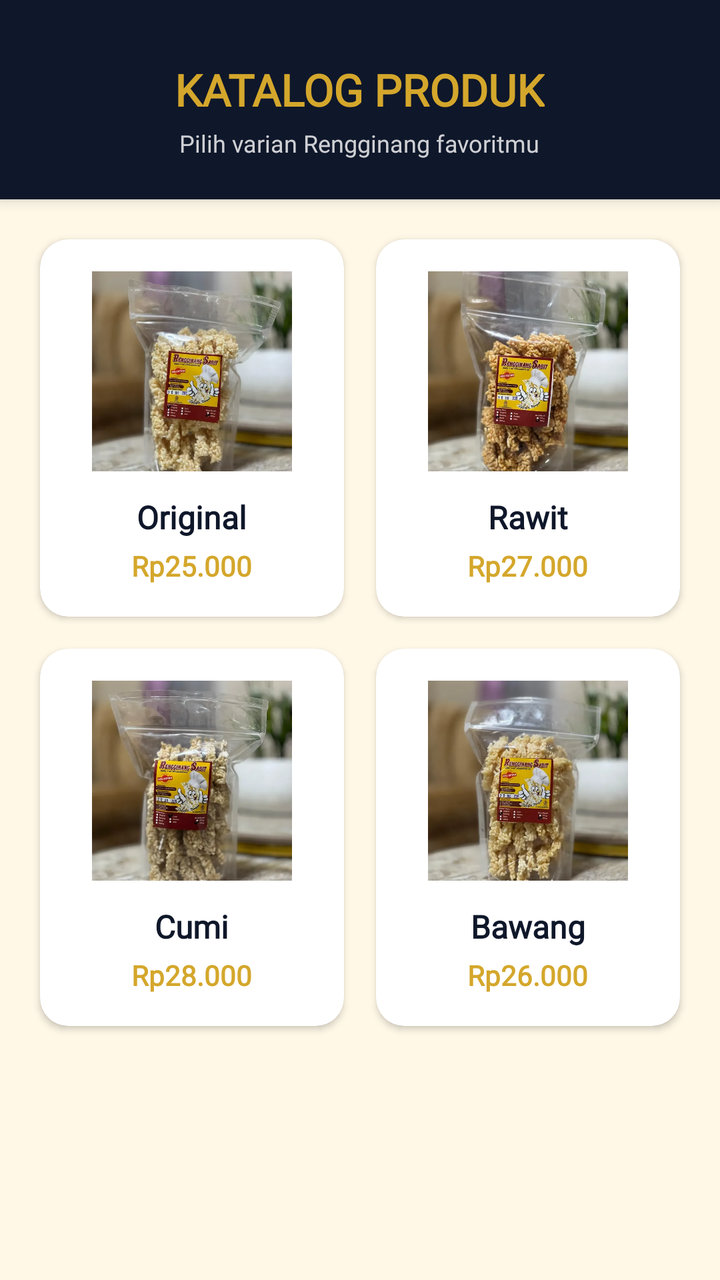
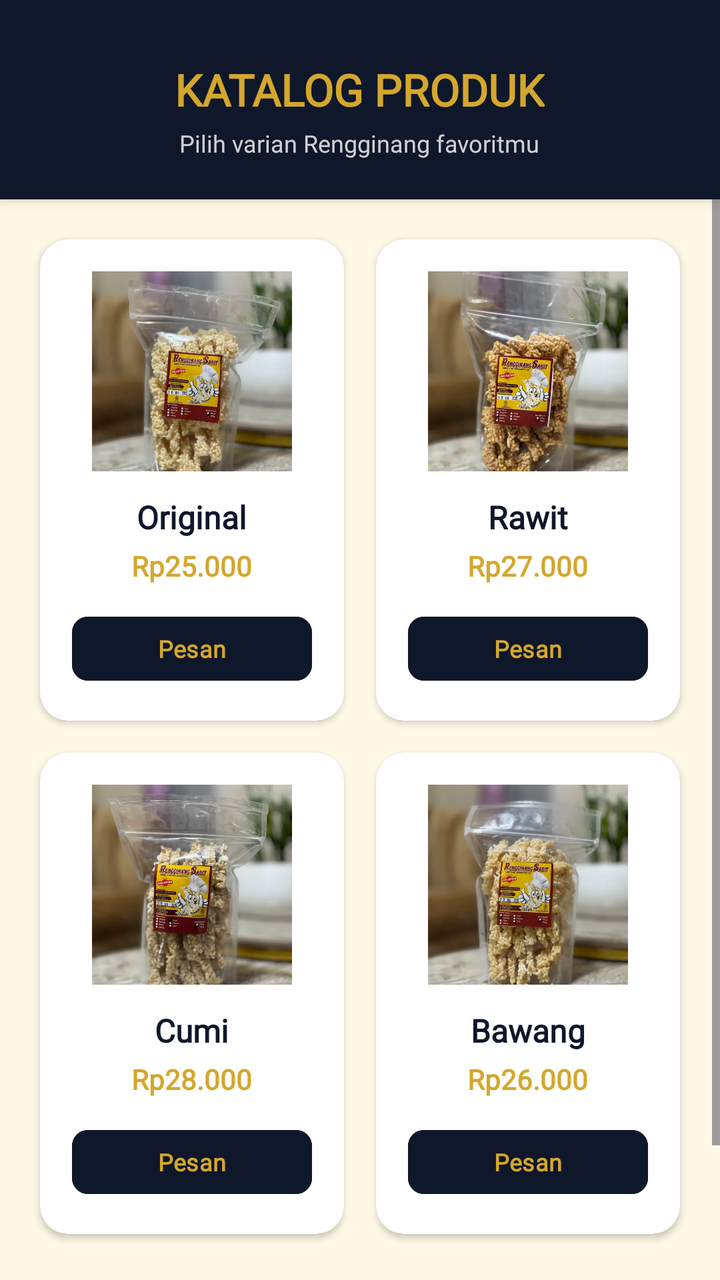

Before-and-after screenshots of an Android layout around one commit, followed by the original layout XML and the change that was made.
<!-- AndroidManifest.xml: application theme Theme.RRFLAYS -->
<!-- res/layout/fragment_katalog.xml -->
<?xml version="1.0" encoding="utf-8"?>
<LinearLayout xmlns:android="http://schemas.android.com/apk/res/android"
    xmlns:app="http://schemas.android.com/apk/res-auto"
    xmlns:tools="http://schemas.android.com/tools"
    android:layout_width="match_parent"
    android:layout_height="match_parent"
    android:background="@color/sabit_cream"
    android:orientation="vertical"
    tools:context=".KatalogFragment">

    
    <LinearLayout
        android:layout_width="match_parent"
        android:layout_height="wrap_content"
        android:background="@color/sabit_navy"
        android:gravity="center"
        android:orientation="vertical"
        android:paddingTop="30dp"
        android:paddingBottom="20dp"
        android:elevation="4dp">

        <TextView
            android:layout_width="wrap_content"
            android:layout_height="wrap_content"
            android:fontFamily="@font/archivoblack"
            android:text="KATALOG PRODUK"
            android:textColor="@color/sabit_gold"
            android:textSize="22sp"
            android:textStyle="bold" />

        <TextView
            android:layout_width="wrap_content"
            android:layout_height="wrap_content"
            android:layout_marginTop="4dp"
            android:fontFamily="@font/inter"
            android:text="Pilih varian Rengginang favoritmu"
            android:textColor="@color/white"
            android:alpha="0.8"
            android:textSize="12sp" />
    </LinearLayout>

    
    <ScrollView
        android:layout_width="match_parent"
        android:layout_height="match_parent"
        android:fillViewport="true">

        <LinearLayout
            android:layout_width="match_parent"
            android:layout_height="wrap_content"
            android:orientation="vertical"
            android:padding="12dp">

            
            <LinearLayout
                android:layout_width="match_parent"
                android:layout_height="wrap_content"
                android:orientation="horizontal"
                android:baselineAligned="false">

                
                <androidx.cardview.widget.CardView
                    android:layout_width="0dp"
                    android:layout_height="wrap_content"
                    android:layout_weight="1"
                    android:layout_margin="8dp"
                    app:cardBackgroundColor="@color/white"
                    app:cardCornerRadius="14dp"
                    app:cardElevation="2dp">

                    <LinearLayout
                        android:layout_width="match_parent"
                        android:layout_height="wrap_content"
                        android:gravity="center"
                        android:orientation="vertical"
                        android:padding="16dp">

                        <ImageView
                            android:layout_width="100dp"
                            android:layout_height="100dp"
                            android:scaleType="centerCrop"
                            android:contentDescription="Original"
                            android:src="@drawable/original" />

                        <TextView
                            android:layout_width="wrap_content"
                            android:layout_height="wrap_content"
                            android:layout_marginTop="12dp"
                            android:fontFamily="@font/archivo"
                            android:text="Original"
                            android:textColor="@color/sabit_navy"
                            android:textSize="16sp"
                            android:textStyle="bold" />

                        <TextView
                            android:layout_width="wrap_content"
                            android:layout_height="wrap_content"
                            android:layout_marginTop="4dp"
                            android:fontFamily="@font/inter"
                            android:text="Rp25.000"
                            android:textColor="@color/sabit_gold"
                            android:textSize="14sp"
                            android:textStyle="bold" />
                    </LinearLayout>
                </androidx.cardview.widget.CardView>

                
                <androidx.cardview.widget.CardView
                    android:layout_width="0dp"
                    android:layout_height="wrap_content"
                    android:layout_weight="1"
                    android:layout_margin="8dp"
                    app:cardBackgroundColor="@color/white"
                    app:cardCornerRadius="14dp"
                    app:cardElevation="2dp">

                    <LinearLayout
                        android:layout_width="match_parent"
                        android:layout_height="wrap_content"
                        android:gravity="center"
                        android:orientation="vertical"
                        android:padding="16dp">

                        <ImageView
                            android:layout_width="100dp"
                            android:layout_height="100dp"
                            android:scaleType="centerCrop"
                            android:contentDescription="Rawit"
                            android:src="@drawable/rawit" />

                        <TextView
                            android:layout_width="wrap_content"
                            android:layout_height="wrap_content"
                            android:layout_marginTop="12dp"
                            android:fontFamily="@font/archivo"
                            android:text="Rawit"
                            android:textColor="@color/sabit_navy"
                            android:textSize="16sp"
                            android:textStyle="bold" />

                        <TextView
                            android:layout_width="wrap_content"
                            android:layout_height="wrap_content"
                            android:layout_marginTop="4dp"
                            android:fontFamily="@font/inter"
                            android:text="Rp27.000"
                            android:textColor="@color/sabit_gold"
                            android:textSize="14sp"
                            android:textStyle="bold" />
                    </LinearLayout>
                </androidx.cardview.widget.CardView>
            </LinearLayout>

            
            <LinearLayout
                android:layout_width="match_parent"
                android:layout_height="wrap_content"
                android:orientation="horizontal"
                android:baselineAligned="false">

                
                <androidx.cardview.widget.CardView
                    android:layout_width="0dp"
                    android:layout_height="wrap_content"
                    android:layout_weight="1"
                    android:layout_margin="8dp"
                    app:cardBackgroundColor="@color/white"
                    app:cardCornerRadius="14dp"
                    app:cardElevation="2dp">

                    <LinearLayout
                        android:layout_width="match_parent"
                        android:layout_height="wrap_content"
                        android:gravity="center"
                        android:orientation="vertical"
                        android:padding="16dp">

                        <ImageView
                            android:layout_width="100dp"
                            android:layout_height="100dp"
                            android:scaleType="centerCrop"
                            android:contentDescription="Cumi"
                            android:src="@drawable/cumi" />

                        <TextView
                            android:layout_width="wrap_content"
                            android:layout_height="wrap_content"
                            android:layout_marginTop="12dp"
                            android:fontFamily="@font/archivo"
                            android:text="Cumi"
                            android:textColor="@color/sabit_navy"
                            android:textSize="16sp"
                            android:textStyle="bold" />

                        <TextView
                            android:layout_width="wrap_content"
                            android:layout_height="wrap_content"
                            android:layout_marginTop="4dp"
                            android:fontFamily="@font/inter"
                            android:text="Rp28.000"
                            android:textColor="@color/sabit_gold"
                            android:textSize="14sp"
                            android:textStyle="bold" />
                    </LinearLayout>
                </androidx.cardview.widget.CardView>

                
                <androidx.cardview.widget.CardView
                    android:layout_width="0dp"
                    android:layout_height="wrap_content"
                    android:layout_weight="1"
                    android:layout_margin="8dp"
                    app:cardBackgroundColor="@color/white"
                    app:cardCornerRadius="14dp"
                    app:cardElevation="2dp">

                    <LinearLayout
                        android:layout_width="match_parent"
                        android:layout_height="wrap_content"
                        android:gravity="center"
                        android:orientation="vertical"
                        android:padding="16dp">

                        <ImageView
                            android:layout_width="100dp"
                            android:layout_height="100dp"
                            android:scaleType="centerCrop"
                            android:contentDescription="Bawang"
                            android:src="@drawable/bawang" />

                        <TextView
                            android:layout_width="wrap_content"
                            android:layout_height="wrap_content"
                            android:layout_marginTop="12dp"
                            android:fontFamily="@font/archivo"
                            android:text="Bawang"
                            android:textColor="@color/sabit_navy"
                            android:textSize="16sp"
                            android:textStyle="bold" />

                        <TextView
                            android:layout_width="wrap_content"
                            android:layout_height="wrap_content"
                            android:layout_marginTop="4dp"
                            android:fontFamily="@font/inter"
                            android:text="Rp26.000"
                            android:textColor="@color/sabit_gold"
                            android:textSize="14sp"
                            android:textStyle="bold" />
                    </LinearLayout>
                </androidx.cardview.widget.CardView>
            </LinearLayout>

            
            <View
                android:layout_width="match_parent"
                android:layout_height="80dp" />

        </LinearLayout>
    </ScrollView>

</LinearLayout>
<!-- resources referenced by this layout -->
<resources>
  <color name="sabit_cream">#FFF8E7</color>
  <color name="sabit_gold">#D4A72C</color>
  <color name="sabit_navy">#0F172A</color>
  <color name="white">#FFFFFFFF</color>
  <!-- drawable bawang: webp bitmap (drawable, 51652 bytes) -->
  <!-- drawable cumi: webp bitmap (drawable, 51850 bytes) -->
  <!-- drawable original: webp bitmap (drawable, 51754 bytes) -->
  <!-- drawable rawit: webp bitmap (drawable, 54742 bytes) -->
  <style name="Theme.RRFLAYS" parent="Base.Theme.RRFLAYS" />
  <style name="Base.Theme.RRFLAYS" parent="Theme.Material3.DayNight.NoActionBar">
          <item name="colorSecondaryContainer">@color/sabit_gold</item>
      </style>
</resources>

<!-- the commit's change to res/layout/fragment_katalog.xml (unified diff, before → after) -->
@@ -101,6 +101,20 @@
                             android:textColor="@color/sabit_gold"
                             android:textSize="14sp"
                             android:textStyle="bold" />
+
+                        
+                        <Button
+                            android:id="@+id/btnBeliOriginal"
+                            android:layout_width="match_parent"
+                            android:layout_height="40dp"
+                            android:layout_marginTop="12dp"
+                            android:backgroundTint="@color/sabit_navy"
+                            android:fontFamily="@font/inter"
+                            android:text="Pesan"
+                            android:textColor="@color/sabit_gold"
+                            android:textSize="12sp"
+                            android:textStyle="bold"
+                            app:cornerRadius="8dp" />
                     </LinearLayout>
                 </androidx.cardview.widget.CardView>
 
@@ -147,6 +161,20 @@
                             android:textColor="@color/sabit_gold"
                             android:textSize="14sp"
                             android:textStyle="bold" />
+
+                        
+                        <Button
+                            android:id="@+id/btnBeliRawit"
+                            android:layout_width="match_parent"
+                            android:layout_height="40dp"
+                            android:layout_marginTop="12dp"
+                            android:backgroundTint="@color/sabit_navy"
+                            android:fontFamily="@font/inter"
+                            android:text="Pesan"
+                            android:textColor="@color/sabit_gold"
+                            android:textSize="12sp"
+                            android:textStyle="bold"
+                            app:cornerRadius="8dp" />
                     </LinearLayout>
                 </androidx.cardview.widget.CardView>
             </LinearLayout>
@@ -201,6 +229,20 @@
                             android:textColor="@color/sabit_gold"
                             android:textSize="14sp"
                             android:textStyle="bold" />
+
+                        
+                        <Button
+                            android:id="@+id/btnBeliCumi"
+                            android:layout_width="match_parent"
+                            android:layout_height="40dp"
+                            android:layout_marginTop="12dp"
+                            android:backgroundTint="@color/sabit_navy"
+                            android:fontFamily="@font/inter"
+                            android:text="Pesan"
+                            android:textColor="@color/sabit_gold"
+                            android:textSize="12sp"
+                            android:textStyle="bold"
+                            app:cornerRadius="8dp" />
                     </LinearLayout>
                 </androidx.cardview.widget.CardView>
 
@@ -247,11 +289,24 @@
                             android:textColor="@color/sabit_gold"
                             android:textSize="14sp"
                             android:textStyle="bold" />
+
+                        
+                        <Button
+                            android:id="@+id/btnBeliBawang"
+                            android:layout_width="match_parent"
+                            android:layout_height="40dp"
+                            android:layout_marginTop="12dp"
+                            android:backgroundTint="@color/sabit_navy"
+                            android:fontFamily="@font/inter"
+                            android:text="Pesan"
+                            android:textColor="@color/sabit_gold"
+                            android:textSize="12sp"
+                            android:textStyle="bold"
+                            app:cornerRadius="8dp" />
                     </LinearLayout>
                 </androidx.cardview.widget.CardView>
             </LinearLayout>
 
-            
             <View
                 android:layout_width="match_parent"
                 android:layout_height="80dp" />
